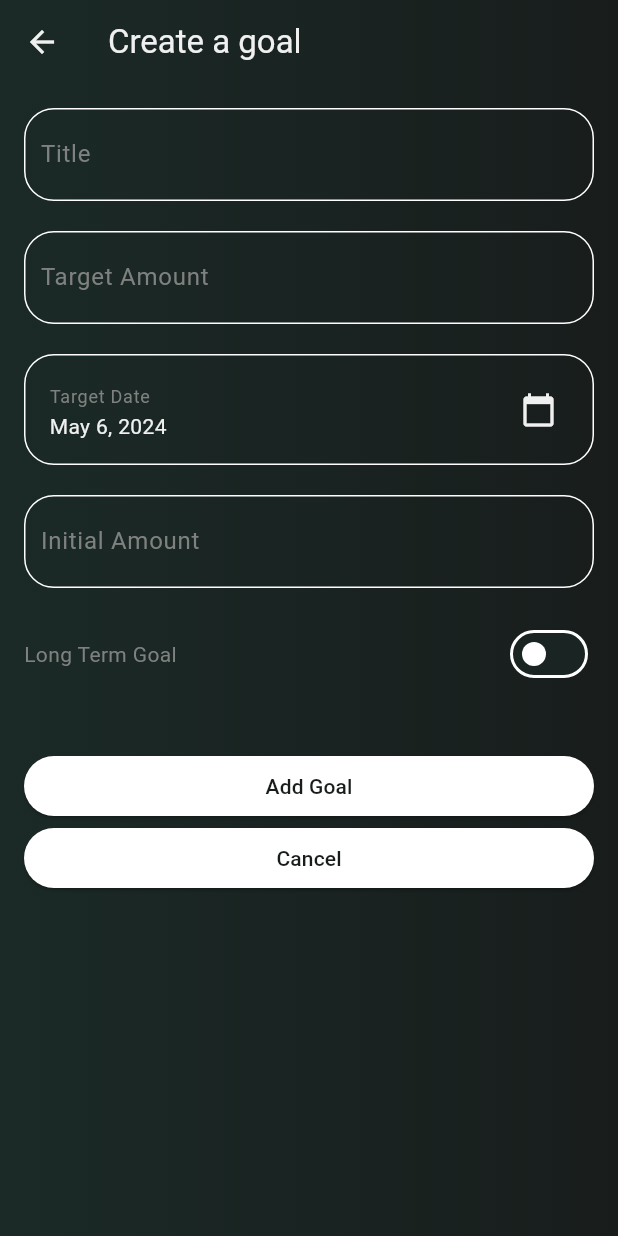
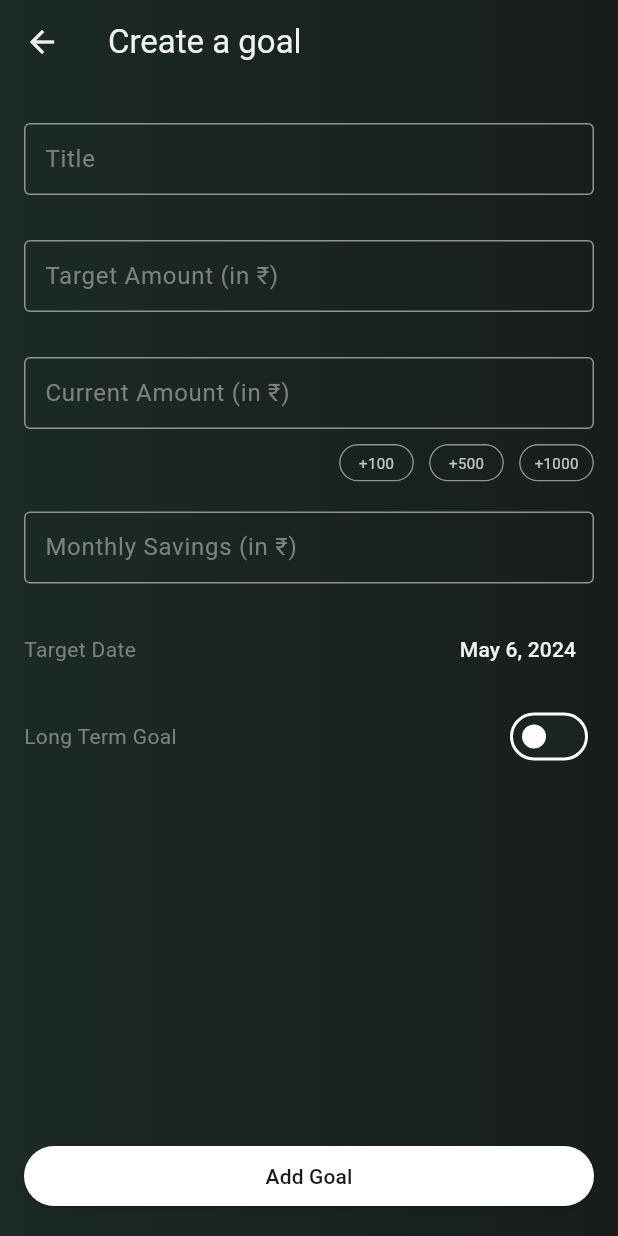
Before and after one commit to Arindam2002/personal_finance_manager, a Flutter app: the screen it shows after launch, after a tap on "Add Goal", on a phone screen of 412 x 824 dp. Run offline on Flutter 3.47's test engine with Material 3 defaults, Android fonts, the phone set to English and light mode, and no system bars; our stand-ins replace flutter_speed_dial, percent_indicator.

Commit message:
Completed the following: - New/Edit goal screen improved - CRUD on goals

```diff
--- a/lib/components/BalanceCard.dart
+++ b/lib/components/BalanceCard.dart
@@ -44,7 +44,7 @@ class BalanceCard extends StatelessWidget {
                       Column(
                         children: [
                           Text(
-                            '${formatAmount(currentBalance)}',
+                            formatAmount(currentBalance),
                             style: const TextStyle(
                                 fontSize: 20.0,
                                 fontWeight: FontWeight.bold,
--- /dev/null
+++ b/lib/components/CustomTextFormField.dart
@@ -0,0 +1,40 @@
+import 'package:flutter/material.dart';
+import 'package:personal_finance_manager/constants/constants.dart';
+
+class CustomTextFormField extends StatelessWidget {
+  const CustomTextFormField({
+    super.key,
+    required this.formController,
+    required this.labelText,
+    this.keyboardType = TextInputType.text,
+    required this.validator,
+  });
+
+  final TextEditingController formController;
+  final String labelText;
+  final TextInputType keyboardType;
+  final FormFieldValidator<String> validator;
+
+  @override
+  Widget build(BuildContext context) {
+    return TextFormField(
+      controller: formController,
+      validator: validator,
+      keyboardType: keyboardType,
+      style: TextStyle(color: kPrimaryTextColor),
+      cursorColor: kPrimaryTextColor,
+      decoration: InputDecoration(
+        labelText: labelText,
+        labelStyle: const TextStyle(color: Color(0xFF7f8180)),
+        border: InputBorder.none,
+        contentPadding: const EdgeInsets.all(10),
+        focusedBorder: const OutlineInputBorder(
+          borderSide: BorderSide(color: Colors.white),
+        ),
+        enabledBorder: OutlineInputBorder(
+          borderSide: BorderSide(color: kGreyColor),
+        ),
+      ),
+    );
+  }
+}
--- a/lib/components/GoalCardComponent.dart
+++ b/lib/components/GoalCardComponent.dart
@@ -43,7 +43,7 @@ class GoalCardComponent extends StatelessWidget {
               radius: 30.0,
               lineWidth: 5.0,
               percent: goal.currentAmount! / goal.targetAmount,
-              center: Text('${(goal.currentAmount! / goal.targetAmount * 100).toStringAsFixed(0)}%', style: TextStyle(color: kPrimaryTextColor, fontSize: 12.0, fontWeight: FontWeight.bold),),
+              center: Text('${(goal.currentAmount! / goal.targetAmount * 100).toStringAsFixed(1)}%', style: TextStyle(color: kPrimaryTextColor, fontSize: 12.0, fontWeight: FontWeight.bold),),
               progressColor: kGoalProgressIndicatorColor,
             ),
             Expanded(
@@ -95,7 +95,7 @@ class GoalCardComponent extends StatelessWidget {
                         Text(
                           // '${goal.targetTime.difference(DateTime.now()).inDays} days left',
                           // Calculate the number if days in which the goal will be achieved
-                          '${calculateDaysLeft(goal.targetAmount, goal.currentAmount, goal.monthlySavings)} days left',
+                          '${calculateDaysLeft(goal.targetAmount, goal.currentAmount, goal.monthlySavings)} months left',
                           style: TextStyle(
                             color: kPrimaryTextColor.withOpacity(0.7),
                             fontSize: 12.0,
--- /dev/null
+++ b/lib/components/IncrementButtonTile.dart
@@ -0,0 +1,40 @@
+import 'package:flutter/material.dart';
+import 'package:personal_finance_manager/constants/constants.dart';
+
+class IncrementButtonTile extends StatelessWidget {
+  const IncrementButtonTile({
+    super.key,
+    required TextEditingController targetCurrentAmountController,
+    required this.incrementAmount,
+  }) : _targetCurrentAmountController = targetCurrentAmountController;
+
+  final TextEditingController _targetCurrentAmountController;
+  final int incrementAmount;
+
+  @override
+  Widget build(BuildContext context) {
+    return ClipRRect(
+      borderRadius: BorderRadius.circular(20.0),
+      child: Material(
+        color: Colors.transparent,
+        child: InkWell(
+          onTap: () {
+            double currentAmount = double.tryParse(_targetCurrentAmountController.text) ?? 0.0;
+            _targetCurrentAmountController.text = (currentAmount + incrementAmount).toString();
+          },
+          child: Container(
+            width: 50,
+            height: 25,
+            decoration: BoxDecoration(
+              border: Border.all(color: kGreyColor),
+              borderRadius: BorderRadius.circular(20.0),
+            ),
+            child: Center(
+              child: Text('+$incrementAmount', style: TextStyle(color: kPrimaryTextColor.withOpacity(0.8), fontSize: 10),),
+            ),
+          ),
+        ),
+      ),
+    );
+  }
+}
--- a/lib/models/Goal.dart
+++ b/lib/models/Goal.dart
@@ -1,17 +1,21 @@
 class Goal {
+  late String id;
   final String title;
   final double targetAmount;
   final DateTime targetTime;
   final bool isLongTerm;
   double? currentAmount;
   final double? monthlySavings;
+  late bool isCompleted;
 
   Goal({
+    required this.id,
     required this.title,
     required this.targetAmount,
     required this.targetTime,
     this.isLongTerm = false,
     this.currentAmount,
     this.monthlySavings,
+    this.isCompleted = false,
   });
 }
--- a/lib/screens/NewGoal.dart
+++ b/lib/screens/NewGoal.dart
@@ -1,29 +1,63 @@
+import 'package:flutter/cupertino.dart';
 import 'package:flutter/material.dart';
+import 'package:flutter/widgets.dart';
 import 'package:intl/intl.dart';
+import 'package:personal_finance_manager/components/CustomTextFormField.dart';
+import 'package:personal_finance_manager/components/IncrementButtonTile.dart';
 import 'package:personal_finance_manager/constants/constants.dart';
 import 'package:personal_finance_manager/models/Goal.dart';
 import 'package:personal_finance_manager/providers/GoalProvider.dart';
 import 'package:provider/provider.dart';
 
 class NewGoalScreen extends StatefulWidget {
-  const NewGoalScreen({super.key});
+  NewGoalScreen({
+    super.key,
+    required this.isEditable, this.goal,
+  });
+
+  final bool isEditable;
+  final Goal? goal;
 
   @override
   State<NewGoalScreen> createState() => _NewGoalState();
 }
 
 class _NewGoalState extends State<NewGoalScreen> {
-  // Define a boolean flag to determine if the form is in 'Add' mode or 'Edit' mode
-  bool isEditMode = false;
+  bool get isEditMode => widget.isEditable;
 
-  // Define the form fields
+  final _formKey = GlobalKey<FormState>();
+
+  // Define the form field controllers
   final _titleController = TextEditingController();
   final _targetAmountController = TextEditingController();
+  final _monthlySavingsController = TextEditingController();
+  final _targetCurrentAmountController = TextEditingController();
+
+  bool _isLongTerm = false;
   late DateTime _targetDate = DateTime.now();
-  final _monthlySavingsController = TextEditingController();
-  final _targetInitialAmountController = TextEditingController();
-  bool _isLongTerm = false;
-  final _formKey = GlobalKey<FormState>();
+
+  @override
+  void initState() {
+    super.initState();
+    if (widget.isEditable && widget.goal != null) {
+      _titleController.text = widget.goal!.title;
+      _targetAmountController.text = widget.goal!.targetAmount.toString();
+      _targetCurrentAmountController.text = widget.goal!.currentAmount.toString();
+      _targetDate = widget.goal!.targetTime;
+      _isLongTerm = widget.goal!.isLongTerm;
+      _monthlySavingsController.text = widget.goal!.monthlySavings.toString();
+    }
+  }
+
+  @override
+  void dispose() {
+    _titleController.dispose();
+    _targetAmountController.dispose();
+    _monthlySavingsController.dispose();
+    _targetCurrentAmountController.dispose();
+
+    super.dispose();
+  }
 
   @override
   Widget build(BuildContext context) {
@@ -32,6 +66,46 @@ class _NewGoalState extends State<NewGoalScreen> {
         flexibleSpace: Container(
           decoration: kScaffoldDecoration,
         ),
+        actions: <Widget>[
+          if (isEditMode) ...[
+            PopupMenuButton<int>(
+              itemBuilder: (context) => [
+                const PopupMenuItem(
+                  value: 1,
+                  child: Text("Mark as Complete"),
+                ),
+                const PopupMenuItem(
+                  value: 2,
+                  child: Text("Delete Goal", style: TextStyle(color: Colors.red),),
+                ),
+              ],
+              onSelected: (value) {
+                if (value == 1) {
+                  showConfirmationDialog(
+                      context: context,
+                      dialogTitle: 'Mark as Complete',
+                      onConfirm: () {
+                        widget.goal?.isCompleted = true;
+                        widget.goal?.currentAmount = widget.goal?.targetAmount;
+                        Provider.of<GoalProvider>(context, listen: false).updateGoal(widget.goal!);
+                        Navigator.pop(context);
+                      }
+                  );
+                } else if (value == 2) {
+                  // Open AlertDialog to confirm the deletion
+                  showConfirmationDialog(
+                      context: context,
+                      dialogTitle: 'Delete Goal',
+                      onConfirm: () {
+                        Provider.of<GoalProvider>(context, listen: false).deleteGoal(widget.goal!.id);
+                        Navigator.pop(context);
+                      }
+                  );
+                }
+              },
+            ),
+          ],
+        ],
         iconTheme: IconThemeData(color: kPrimaryTextColor),
         title: Text(isEditMode ? 'Edit Goal' : 'Create a goal', style: TextStyle(color: kPrimaryTextColor),),
       ),
@@ -39,125 +113,135 @@ class _NewGoalState extends State<NewGoalScreen> {
         decoration: kScaffoldDecoration,
         child: Padding(
           padding: const EdgeInsets.all(16.0),
+          child: Column(
+            crossAxisAlignment: CrossAxisAlignment.stretch,
+            children: [
+              Expanded(
                 child: Form(
                   key: _formKey,
                   child: ListView(
                     children: <Widget>[
-                Container(
-                  decoration: BoxDecoration(
-                    border: Border.all(color: Colors.white),
-                    borderRadius: BorderRadius.circular(20.0),
-                  ),
-                  child: TextFormField(
-                    controller: _titleController,
+                      const SizedBox(height: 10),
+                      CustomTextFormField(
+                        formController: _titleController,
+                          labelText: 'Title',
                           validator: (value) {
                             if (value == null || value.isEmpty) {
                               return 'Please enter a title';
                             }
                             return null;
                           },
-                    style: TextStyle(color: kPrimaryTextColor),
-                    decoration: const InputDecoration(
-                      labelText: 'Title',
-                      labelStyle: TextStyle(color: Color(0xFF7f8180)),
-                      border: InputBorder.none,
-                      contentPadding: EdgeInsets.all(10),
                       ),
-                  ),
-                ),
-                SizedBox(height: 20),
-                Container(
-                  decoration: BoxDecoration(
-                    border: Border.all(color: Colors.white),
-                    borderRadius: BorderRadius.circular(20.0),
-                  ),
-                  child: TextFormField(
-                    controller: _targetAmountController,
+                      const SizedBox(height: 30),
+
+                      CustomTextFormField(
+                        formController: _targetAmountController,
+                        labelText: 'Target Amount (in ₹)',
+                          keyboardType: TextInputType.number,
                           validator: (value) {
                             if (value == null || value.isEmpty) {
                               return 'Please enter a target amount';
+                            }
+                            if (value == '0') {
+                              return 'Target amount cannot be zero';
                             }
                             if (double.tryParse(value) == null) {
                               return 'Please enter a valid number';
                             }
                             return null;
                           },
-                    style: TextStyle(color: kPrimaryTextColor),
-                    decoration: const InputDecoration(
-                      labelText: 'Target Amount',
-                      labelStyle: TextStyle(color: Color(0xFF7f8180)),
-                      border: InputBorder.none,
-                      contentPadding: EdgeInsets.all(10),
                       ),
+                      const SizedBox(height: 30),
+
+                      CustomTextFormField(
+                        formController: _targetCurrentAmountController,
+                        labelText: 'Current Amount (in ₹)',
                         keyboardType: TextInputType.number,
-                  ),
-                ),
-                SizedBox(height: 20),
-                Container(
-                  decoration: BoxDecoration(
-                    border: Border.all(color: Colors.white),
-                    borderRadius: BorderRadius.circular(20.0),
-                  ),
-                  child: ListTile(
-                    title: Text(
-                      'Target Date',
-                      style: TextStyle(
-                          color: Color(0xFF7f8180), fontSize: 12),
-                    ),
-                    subtitle: Text(
-                      DateFormat.yMMMd().format(_targetDate),
-                      style: TextStyle(color: kPrimaryTextColor),
-                    ),
-                    trailing: Icon(
-                        Icons.calendar_today, color: kPrimaryTextColor),
-                    onTap: () async {
-                      final selectedDate = await showDatePicker(
-                        context: context,
-                        initialDate: DateTime.now(),
-                        firstDate: DateTime.now(),
-                        lastDate: DateTime(2100),
-                      );
-                      if (selectedDate != null) {
-                        setState(() {
-                          _targetDate = selectedDate;
-                        });
-                      }
-                    },
-                  ),
-                ),
-                SizedBox(height: 20),
-                // Initial amount in the goal
-                Container(
-                  decoration: BoxDecoration(
-                    border: Border.all(color: Colors.white),
-                    borderRadius: BorderRadius.circular(20.0),
-                  ),
-                  child: TextFormField(
-                    controller: _targetInitialAmountController,
                         validator: (value) {
                           if (value == null || value.isEmpty) {
-                        return 'Please enter an initial amount';
+                            return 'Please enter a current amount';
+                          }
+                          if (value == '0') {
+                            return 'Current amount cannot be zero';
                           }
                           if (double.tryParse(value) == null) {
                             return 'Please enter a valid number';
                           }
                           return null;
                         },
-                    style: TextStyle(color: kPrimaryTextColor),
-                    decoration: const InputDecoration(
-                      labelText: 'Initial Amount',
-                      labelStyle: TextStyle(color: Color(0xFF7f8180)),
-                      border: InputBorder.none,
-                      contentPadding: EdgeInsets.all(10),
                       ),
+                      const SizedBox(height: 10),
+
+                      Row(
+                        mainAxisAlignment: MainAxisAlignment.end,
+                        children: <Widget>[
+                          IncrementButtonTile(targetCurrentAmountController: _targetCurrentAmountController, incrementAmount: 100,),
+                          const SizedBox(width: 10,),
+                          IncrementButtonTile(targetCurrentAmountController: _targetCurrentAmountController, incrementAmount: 500,),
+                          const SizedBox(width: 10,),
+                          IncrementButtonTile(targetCurrentAmountController: _targetCurrentAmountController, incrementAmount: 1000,),
+                        ],
+                      ),
+                      const SizedBox(height: 20),
+
+                      CustomTextFormField(
+                        formController: _monthlySavingsController,
+                        labelText: 'Monthly Savings (in ₹)',
                         keyboardType: TextInputType.number,
+                        validator: (value) {
+                          if (value == null || value.isEmpty) {
+                            return 'Please enter a monthly savings amount';
+                          }
+                          if (value == '0') {
+                            return 'Monthly savings amount cannot be zero';
+                          }
+                          if (double.tryParse(value) == null) {
+                            return 'Please enter a valid number';
+                          }
+                          if (double.parse(value) > double.parse(_targetAmountController.text)) {
+                            return 'Monthly savings cannot be more than the target amount';
+                          }
+                          return null;
+                        },
                       ),
-                ),
-                SizedBox(height: 20),
+                      const SizedBox(height: 20),
+
                       Row(
                         mainAxisAlignment: MainAxisAlignment.spaceBetween,
                         children: <Widget>[
-                    Text(
+                          const Text(
+                            'Target Date',
+                            style: TextStyle(color: Color(0xFF7f8180)),
+                          ),
+                          TextButton(
+                            onPressed: () {
+                              showDatePicker(
+                                context: context,
+                                initialDate: _targetDate,
+                                firstDate: DateTime.now(),
+                                lastDate: DateTime(2025),
+                              ).then((pickedDate) {
+                                if (pickedDate == null) {
+                                  return;
+                                }
+                                setState(() {
+                                  _targetDate = pickedDate;
+                                });
+                              });
+                            },
+                            child: Text(
+                              DateFormat.yMMMd().format(_targetDate),
+                              style: TextStyle(color: kPrimaryTextColor),
+                            ),
+                          ),
+                        ],
+                      ),
+                      const SizedBox(height: 10),
+
+                      Row(
+                        mainAxisAlignment: MainAxisAlignment.spaceBetween,
+                        children: <Widget>[
+                          const Text(
                             'Long Term Goal',
                             style: TextStyle(color: Color(0xFF7f8180)),
                           ),
@@ -175,56 +259,43 @@ class _NewGoalState extends State<NewGoalScreen> {
                           ),
                         ],
                       ),
-                SizedBox(height: 20),
-                // Field asking how much amount to save per month
-                // if the goal is long term
-                if (_isLongTerm) ...[
-                  Container(
-                    decoration: BoxDecoration(
-                      border: Border.all(color: Colors.white),
-                      borderRadius: BorderRadius.circular(20.0),
-                    ),
-                    child: TextFormField(
-                      controller: _monthlySavingsController,
-                      validator: (value) {
-                        if (value == null || value.isEmpty) {
-                          return 'Please enter a monthly savings amount';
-                        }
-                        if (double.tryParse(value) == null) {
-                          return 'Please enter a valid number';
-                        }
-                        return null;
-                      },
-                      style: TextStyle(color: kPrimaryTextColor),
-                      decoration: const InputDecoration(
-                        labelText: 'Monthly Savings',
-                        labelStyle: TextStyle(color: Color(0xFF7f8180)),
-                        border: InputBorder.none,
-                        contentPadding: EdgeInsets.all(10),
-                      ),
-                      keyboardType: TextInputType.number,
+                      const SizedBox(height: 30),
+
+                      // ElevatedButton(
+                      //   child: const Text('Cancel'),
+                      //   onPressed: () {
+                      //     if (!isEditMode) {
+                      //       _titleController.clear();
+                      //       _targetAmountController.clear();
+                      //       _targetCurrentAmountController.clear();
+                      //       _targetDate = DateTime.now();
+                      //       _isLongTerm = false;
+                      //       _monthlySavingsController.clear();
+                      //     }
+                      //
+                      //     Navigator.pop(context);
+                      //   },
+                      // ),
+                    ],
                   ),
                 ),
-                  SizedBox(height: 20),
-
-                ],
-
-                SizedBox(height: 20),
-
+              ),
               ElevatedButton(
                 child: Text(isEditMode ? 'Save Changes' : 'Add Goal'),
                 onPressed: () {
                   if (_formKey.currentState!.validate()) {
-                      final goal = Goal(
+                    final Goal goal = Goal(
+                      id: isEditMode ? widget.goal!.id : "",
                       title: _titleController.text,
                       targetAmount: double.parse(_targetAmountController.text),
-                        currentAmount: double.parse(_targetInitialAmountController.text),
+                      currentAmount: double.parse(_targetCurrentAmountController.text),
                       targetTime: _targetDate,
                       isLongTerm: _isLongTerm,
                       monthlySavings: double.parse(_monthlySavingsController.text),
                     );
-                      Provider.of<GoalProvider>(context, listen: false).addGoal(goal);
-
+                    !isEditMode
+                        ? Provider.of<GoalProvider>(context, listen: false).addGoal(goal)
+                        : Provider.of<GoalProvider>(context, listen: false).updateGoal(goal);
                     // Clear the form fields and close the screen
                     _titleController.clear();
                     _targetAmountController.clear();
@@ -236,39 +307,48 @@ class _NewGoalState extends State<NewGoalScreen> {
                   }
                 },
               ),
-                if (isEditMode) ...[
-                  ElevatedButton(
-                    child: Text('Delete Goal'),
-                    onPressed: () {
-                      // Handle the 'Delete' button press here...
-                    },
-                  ),
-                  ElevatedButton(
-                    child: Text('Mark as Complete'),
-                    onPressed: () {
-                      // Handle the 'Mark as Complete' button press here...
-                    },
-                  ),
             ],
-                ElevatedButton(
-                  child: Text('Cancel'),
-                  onPressed: () {
-                    // Clear the form fields and close the screen
-                    _titleController.clear();
-                    _targetAmountController.clear();
-                    _targetInitialAmountController.clear();
-                    _targetDate = DateTime.now();
-                    _isLongTerm = false;
-                    _monthlySavingsController.clear();
-
-                    Navigator.pop(context);
-                  },
-                ),
-              ],
-            ),
           ),
         ),
       ),
     );
   }
 }
+
+
+void showConfirmationDialog(
+    {required BuildContext context, required String dialogTitle, required Function onConfirm}) {
+  showDialog(
+    context: context,
+    builder: (context) {
+      return Theme(
+        data: ThemeData(
+          brightness: Brightness.light,
+          primaryColor: Colors.blue,
+          buttonTheme: ButtonThemeData(
+            buttonColor: Colors.blue,
+          ),
+        ),
+        child: AlertDialog(
+          title: Text(dialogTitle),
+          content: Text('Are you sure you want to perform this action?'),
+          actions: <Widget>[
+            TextButton(
+              onPressed: () {
+                onConfirm();
+                Navigator.pop(context);
+              },
+              child: const Text('Yes'),
+            ),
+            TextButton(
+              onPressed: () {
+                Navigator.pop(context);
+              },
+              child: const Text('No'),
+            ),
+          ],
+        ),
+      );
+    },
+  );
+}
--- a/pubspec.yaml
+++ b/pubspec.yaml
@@ -39,6 +39,7 @@ dependencies:
   intl: ^0.19.0
   percent_indicator: ^4.2.3
   provider: ^6.1.2
+  uuid: ^4.4.0
 
 dev_dependencies:
   flutter_test:
```
Also changed, not shown: lib/components/GoalsCard.dart (+15 -2 lines), lib/providers/GoalProvider.dart (+17 -1 lines), pubspec.lock. Lines whose indentation alone changed are shown as unchanged.
